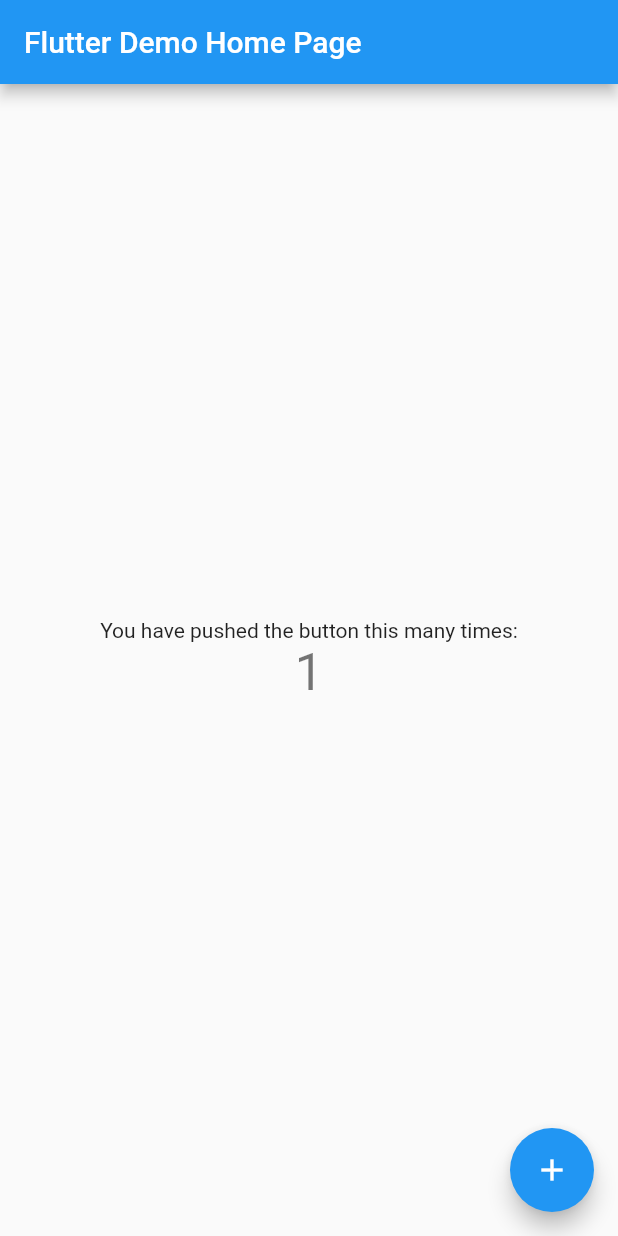
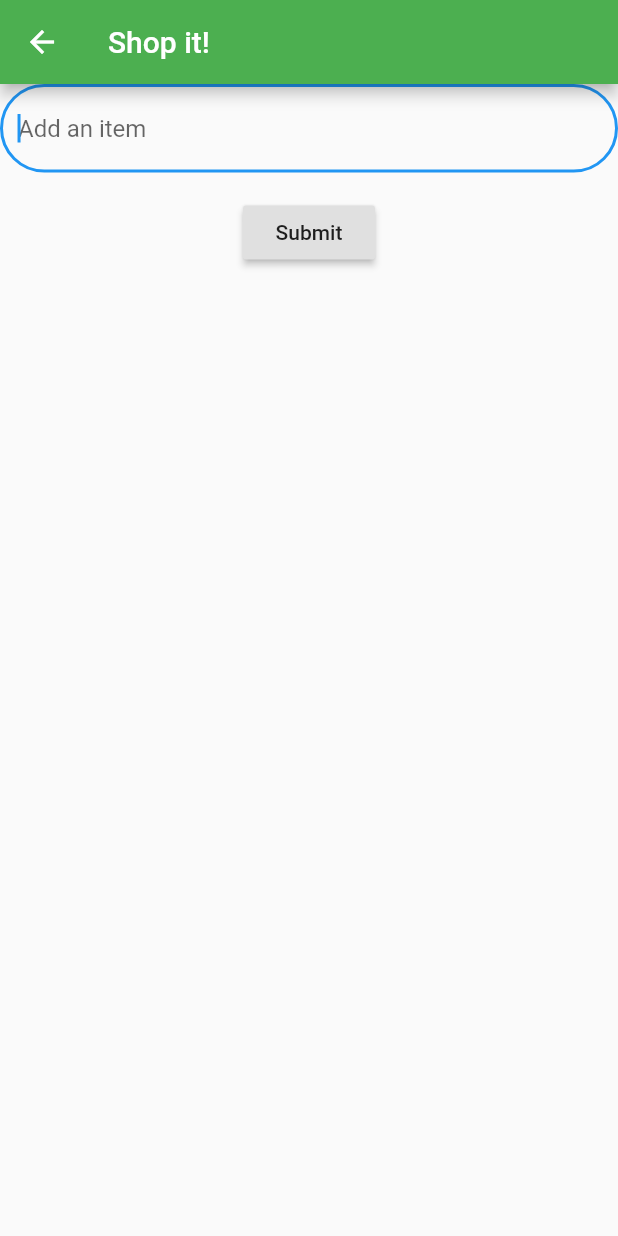
Before and after one commit to OStillman/Flutter_ShoppingList, a Flutter app: the screen it shows after launch, after a tap on the "add" icon, on a phone screen of 412 x 824 dp. Run offline on Flutter 3.47's test engine with Material 2 defaults, Android fonts, the phone set to English and light mode, and no system bars; our stand-ins replace shared_preferences.

Commit message:
REmove and undo added, require add
Add partially complete, will store to sharedprefs, need to pull out in the home screen after navigating user back there

```diff
--- /dev/null
+++ b/shopping_list/lib/AddScreen.dart
@@ -0,0 +1,106 @@
+import 'package:flutter/material.dart';
+import 'package:shared_preferences/shared_preferences.dart';
+import 'helpers/constants.dart';
+
+class AddScreen extends StatefulWidget {
+  @override
+  _AddScreenState createState() {
+    return _AddScreenState();
+  }
+}
+
+class _AddScreenState extends State<AddScreen>{
+  Widget _appBarTitle = new Text(appTitle);
+  final _formKey = GlobalKey<FormState>();
+  final fieldController = TextEditingController();
+
+  _append(item) async{
+    SharedPreferences prefs = await SharedPreferences.getInstance();
+    String _items = prefs.getString("items") ?? "";
+    print (_items);
+    final int _length = _items.length;
+    if (_length > 0){
+      _items += item;
+    }
+    else{
+      _items = "$item,";
+    }
+    await prefs.setString("items", _items);
+  }
+
+  //We need to return a scaffold for the UI structure
+  @override
+  Widget build(BuildContext context) {
+    return Scaffold(
+      appBar: _buildBar(context),
+      body: _buildForm(context),
+      resizeToAvoidBottomPadding: false,
+    );
+  }
+
+  Widget _buildBar(BuildContext context) {
+    return new AppBar(
+        backgroundColor: mainAppColor,
+        title: _appBarTitle,
+    );
+  }
+
+  Widget _buildForm(BuildContext context){
+    return Form(
+      key: _formKey,
+      child: Column(
+        crossAxisAlignment: CrossAxisAlignment.center,
+        children: <Widget>[
+          TextFormField(
+            autofocus: true,
+            controller: fieldController,
+            decoration: InputDecoration(
+              hintText: itemHint,
+              border: OutlineInputBorder(
+                borderRadius: BorderRadius.circular(32.0),
+              ),
+            ),
+            validator: (value){
+              if (value.isEmpty){
+                return "Please enter some text";
+              }
+            },
+          ),
+          Padding(
+            padding: const EdgeInsets.symmetric(vertical: 16.0),
+            child: RaisedButton(
+              onPressed: (){
+                if (_formKey.currentState.validate()) {
+                  return showDialog(
+                    context: context,
+                    builder: (context) {
+                      final text = fieldController.text[0].toUpperCase() + fieldController.text.substring(1);
+                      return AlertDialog(
+                        content: Text("Add $text?"),
+                        actions: <Widget>[
+                          FlatButton(
+                            child: Text("Yes!"),
+                            onPressed: (){
+                              _append(text);
+                            },
+                          ),
+                          FlatButton (
+                            child: Text("No!"),
+                            onPressed: (){
+                              Navigator.of(context).pop();
+                            },
+                          )
+                        ],
+                      );
+                    }
+                  );
+                }
+              },
+              child: Text("Submit"),
+            ),
+          ),
+        ]
+      ),
+    );
+  }
+}
--- /dev/null
+++ b/shopping_list/lib/MainScreen.dart
@@ -0,0 +1,140 @@
+import 'package:flutter/material.dart';
+import 'helpers/constants.dart';
+
+class MainScreen extends StatefulWidget {
+  @override
+  _MainScreenState createState() {
+    return _MainScreenState();
+  }
+}
+
+class _MainScreenState extends State<MainScreen> {
+  List<String> _items = ["Apples", "Pears", "Strawberrys"];
+  List<String> _currentItems = List<String>();
+  List<String> _removedItems = List<String>();
+
+  @override
+  void initState() {
+    _currentItems.addAll(_items);
+    _currentItems.sort();
+    super.initState();
+  }
+
+  void undo() {
+    setState(() {
+      final String item = _removedItems.last;
+      _removedItems.removeLast();
+      _currentItems.add(item);
+      _currentItems.sort();
+    });
+  }
+
+  void save() {
+    setState(() {
+      print(_items.toString());
+      _items.clear();
+      for (String item in _currentItems) {
+        final bool there = _items.contains(item);
+        if (!there) {
+          _items.add(item);
+        }
+      }
+      print(_items.toString());
+    });
+  }
+
+  bool isSaved() {
+    bool _saved = true;
+    if (_items.length != _currentItems.length) {
+      _saved = false;
+    }
+    else {
+      for (String item in _currentItems) {
+        if (!_items.contains(item)) {
+          _saved = false;
+        }
+      }
+    }
+    return _saved;
+  }
+
+  bool canUndo() {
+    if (_removedItems.length > 0) {
+      return true;
+    }
+    else {
+      return false;
+    }
+  }
+
+  //To use the string it needs to be converted into a widget
+  Widget _appBarTitle = new Text(appTitle);
+
+  //We need to return a scaffold for the UI structure
+  @override
+  Widget build(BuildContext context) {
+    if (_currentItems.length > 0 ){
+      return Scaffold(
+        appBar: _buildBar(context),
+        body: _buildList(context),
+        resizeToAvoidBottomPadding: false,
+      );
+    }
+    else{
+      return Scaffold(
+        appBar: _buildBar(context),
+        body: Center(
+          child: Text("You have no items"),
+        ),
+        resizeToAvoidBottomPadding: false,
+      );
+    }
+  }
+
+  Widget _buildBar(BuildContext context) {
+    print(canUndo());
+    return new AppBar(
+        backgroundColor: mainAppColor,
+        title: _appBarTitle,
+        actions: <Widget>[
+          IconButton(icon: Icon(Icons.add), onPressed: () {
+            Navigator.of(context).pushNamed(addPageTag);
+          }),
+          IconButton(
+              icon: Icon(Icons.undo),
+              color: canUndo() ? Colors.white : Colors.black,
+              onPressed: canUndo() ? undo : () {}),
+          IconButton(icon: Icon(Icons.save),
+              color: isSaved() ? Colors.black : Colors.white,
+              onPressed: save),
+        ]
+    );
+  }
+
+  Widget _buildList(BuildContext context) {
+    return ListView(
+      children:
+      this._currentItems.map((item) => _buildListItem(context, item)).toList(),
+    );
+  }
+
+  Widget _buildListItem(BuildContext context, String item) {
+    return ListTile(
+      title: Text(
+        item,
+      ),
+      trailing: Icon(
+        Icons.remove_circle,
+        color: Colors.red,
+      ),
+      onTap: () {
+        print("Remove");
+        setState(() {
+          _currentItems.remove(item);
+          _removedItems.add(item);
+          print(_currentItems.toString());
+        });
+      },
+    );
+  }
+}
--- /dev/null
+++ b/shopping_list/lib/helpers/constants.dart
@@ -0,0 +1,13 @@
+import 'package:flutter/material.dart';
+
+//Colors
+Color mainAppColor = Colors.green;
+Color secondaryAppColor = Colors.greenAccent;
+
+//Strings
+const appTitle = "Shop it!";
+const itemHint = "Add an item";
+
+//Pages
+const homePageTag = 'Home Page';
+const addPageTag = 'Add Page';
--- a/shopping_list/lib/main.dart
+++ b/shopping_list/lib/main.dart
@@ -1,111 +1,27 @@
 import 'package:flutter/material.dart';
+import 'helpers/constants.dart';
+import 'MainScreen.dart';
+import 'AddScreen.dart';
 
 void main() => runApp(MyApp());
 
 class MyApp extends StatelessWidget {
+  //Allows the use of tags to reference each individual page
+  final routes = <String, WidgetBuilder>{
+    homePageTag: (context) => MainScreen(),
+    addPageTag: (context) => AddScreen(),
+  };
+
   // This widget is the root of your application.
   @override
   Widget build(BuildContext context) {
     return MaterialApp(
-      title: 'Flutter Demo',
+      title: appTitle,
       theme: ThemeData(
-        // This is the theme of your application.
-        //
-        // Try running your application with "flutter run". You'll see the
-        // application has a blue toolbar. Then, without quitting the app, try
-        // changing the primarySwatch below to Colors.green and then invoke
-        // "hot reload" (press "r" in the console where you ran "flutter run",
-        // or simply save your changes to "hot reload" in a Flutter IDE).
-        // Notice that the counter didn't reset back to zero; the application
-        // is not restarted.
-        primarySwatch: Colors.blue,
+        primaryColor: mainAppColor,
       ),
-      home: MyHomePage(title: 'Flutter Demo Home Page'),
+      home: MainScreen(),
+      routes: routes,
     );
   }
 }
-
-class MyHomePage extends StatefulWidget {
-  MyHomePage({Key key, this.title}) : super(key: key);
-
-  // This widget is the home page of your application. It is stateful, meaning
-  // that it has a State object (defined below) that contains fields that affect
-  // how it looks.
-
-  // This class is the configuration for the state. It holds the values (in this
-  // case the title) provided by the parent (in this case the App widget) and
-  // used by the build method of the State. Fields in a Widget subclass are
-  // always marked "final".
-
-  final String title;
-
-  @override
-  _MyHomePageState createState() => _MyHomePageState();
-}
-
-class _MyHomePageState extends State<MyHomePage> {
-  int _counter = 0;
-
-  void _incrementCounter() {
-    setState(() {
-      // This call to setState tells the Flutter framework that something has
-      // changed in this State, which causes it to rerun the build method below
-      // so that the display can reflect the updated values. If we changed
-      // _counter without calling setState(), then the build method would not be
-      // called again, and so nothing would appear to happen.
-      _counter++;
-    });
-  }
-
-  @override
-  Widget build(BuildContext context) {
-    // This method is rerun every time setState is called, for instance as done
-    // by the _incrementCounter method above.
-    //
-    // The Flutter framework has been optimized to make rerunning build methods
-    // fast, so that you can just rebuild anything that needs updating rather
-    // than having to individually change instances of widgets.
-    return Scaffold(
-      appBar: AppBar(
-        // Here we take the value from the MyHomePage object that was created by
-        // the App.build method, and use it to set our appbar title.
-        title: Text(widget.title),
-      ),
-      body: Center(
-        // Center is a layout widget. It takes a single child and positions it
-        // in the middle of the parent.
-        child: Column(
-          // Column is also layout widget. It takes a list of children and
-          // arranges them vertically. By default, it sizes itself to fit its
-          // children horizontally, and tries to be as tall as its parent.
-          //
-          // Invoke "debug painting" (press "p" in the console, choose the
-          // "Toggle Debug Paint" action from the Flutter Inspector in Android
-          // Studio, or the "Toggle Debug Paint" command in Visual Studio Code)
-          // to see the wireframe for each widget.
-          //
-          // Column has various properties to control how it sizes itself and
-          // how it positions its children. Here we use mainAxisAlignment to
-          // center the children vertically; the main axis here is the vertical
-          // axis because Columns are vertical (the cross axis would be
-          // horizontal).
-          mainAxisAlignment: MainAxisAlignment.center,
-          children: <Widget>[
-            Text(
-              'You have pushed the button this many times:',
-            ),
-            Text(
-              '$_counter',
-              style: Theme.of(context).textTheme.display1,
-            ),
-          ],
-        ),
-      ),
-      floatingActionButton: FloatingActionButton(
-        onPressed: _incrementCounter,
-        tooltip: 'Increment',
-        child: Icon(Icons.add),
-      ), // This trailing comma makes auto-formatting nicer for build methods.
-    );
-  }
-}
--- a/shopping_list/pubspec.yaml
+++ b/shopping_list/pubspec.yaml
@@ -19,6 +19,8 @@ environment:
 dependencies:
   flutter:
     sdk: flutter
+  shared_preferences: "0.5.2"
+
 
   # The following adds the Cupertino Icons font to your application.
   # Use with the CupertinoIcons class for iOS style icons.
```
